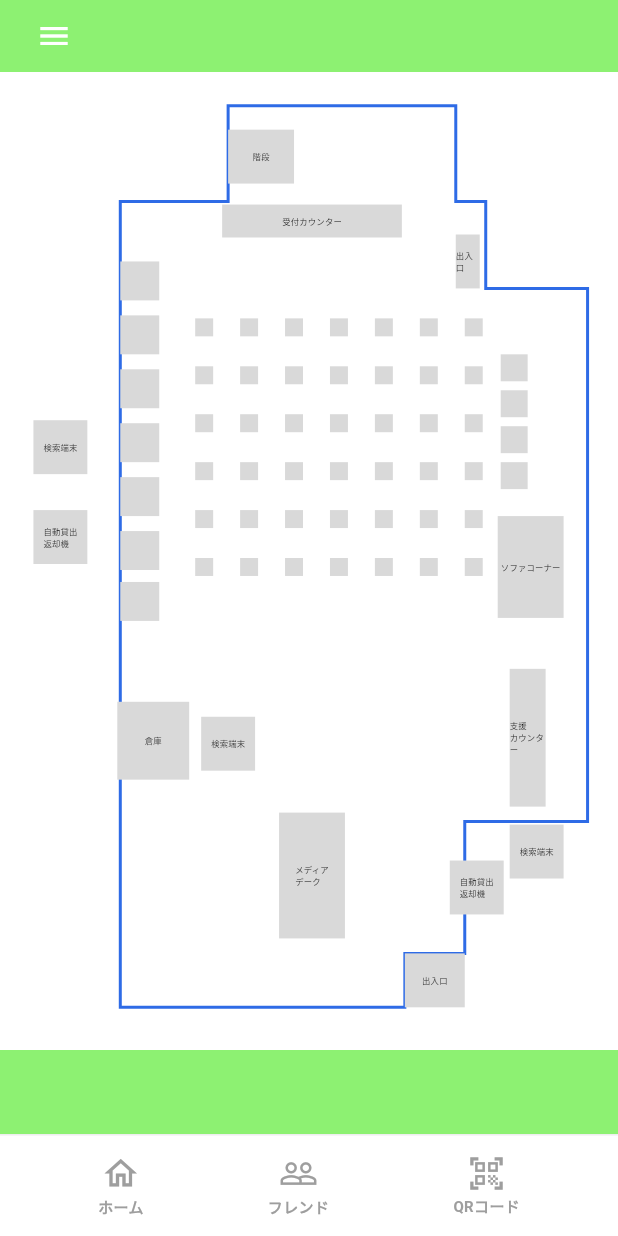
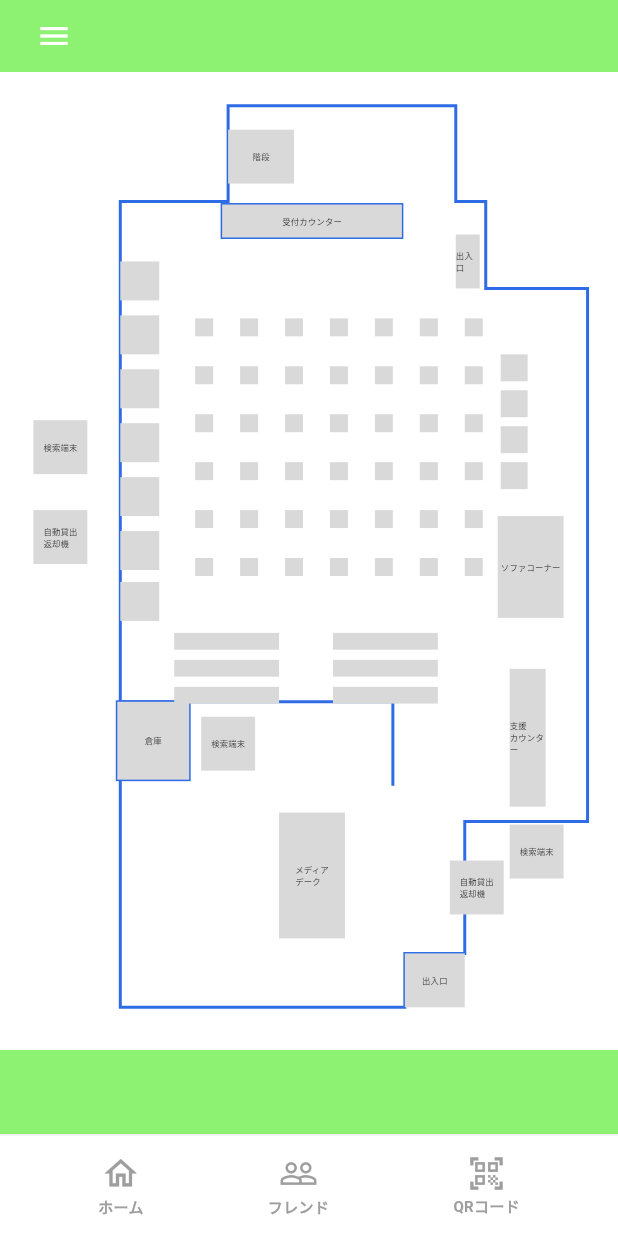
Before and after one commit to koch13555/bench-team, a Flutter app: the FloorMapPage screen opened directly with empty values, on a phone screen of 412 x 824 dp. Run offline on Flutter 3.47's test engine with Material 3 defaults, Android fonts, the phone set to English and light mode, and no system bars; our stand-ins replace firebase_auth, firebase_core, firebase_database, google_sign_in, qr_flutter, sign_in_with_apple; missing offline and left inert: google_sign_in_web, mobile_scanner; accounts and stored records are empty.

Commit message:
フロアマップに壁の外形線(青いライン)を追加2

```diff
--- a/app/lib/seat_widget.dart
+++ b/app/lib/seat_widget.dart
@@ -440,53 +440,87 @@ class AppColors {
 /// 座席そのものの情報（コンセント有無などのアメニティ・着席状態）のみを保持する。
 /// =========================================================
 
-/// フロアの外形線(壁)を頂点リストから描画するPainter。
+/// フロアの外形線(壁)や、部屋の内側の仕切り線を頂点リストから描画するPainter。
 /// フロアマップ画像の太い青線を再現するためのもの。
+/// [outlines] は複数の線のリスト。各要素は「閉じた多角形にするか」を
+/// closed で指定できる(部屋の枠は閉じる、途中で終わる仕切り線は閉じない)。
 class _FloorWallPainter extends CustomPainter {
-  final List<Offset> points;
-
-  _FloorWallPainter(this.points);
+  final List<_WallPath> outlines;
+
+  _FloorWallPainter(this.outlines);
 
   @override
   void paint(Canvas canvas, Size size) {
-    if (points.isEmpty) return;
     final paint = Paint()
       ..color = const Color(0xFF2E6BE6)
       ..style = PaintingStyle.stroke
       ..strokeWidth = 5
       ..strokeJoin = StrokeJoin.miter;
 
-    final path = Path()..moveTo(points.first.dx, points.first.dy);
-    for (final p in points.skip(1)) {
-      path.lineTo(p.dx, p.dy);
+    for (final wall in outlines) {
+      if (wall.points.isEmpty) continue;
+      final path = Path()..moveTo(wall.points.first.dx, wall.points.first.dy);
+      for (final p in wall.points.skip(1)) {
+        path.lineTo(p.dx, p.dy);
+      }
+      if (wall.closed) path.close();
+      canvas.drawPath(path, paint);
     }
-    path.close();
-    canvas.drawPath(path, paint);
   }
 
   @override
   bool shouldRepaint(covariant _FloorWallPainter oldDelegate) =>
-      oldDelegate.points != points;
+      oldDelegate.outlines != outlines;
+}
+
+/// 壁の1本分の線データ。[closed]がtrueなら始点と終点をつないで多角形として閉じる。
+class _WallPath {
+  final List<Offset> points;
+  final bool closed;
+  const _WallPath(this.points, {this.closed = true});
 }
 
 /// 6F「フロアマップ.png」の壁(外形線)の頂点座標。
-/// 画像を目視でトレースした概算値のため、細かい凹凸(倉庫の張り出しなど)は
-/// 簡略化している。実機で見て気になる箇所があれば座標を調整する。
-final List<Offset> floor6FWallOutline = [
-  const Offset(175, 175),
-  const Offset(355, 175),
-  const Offset(355, 15),
-  const Offset(735, 15),
-  const Offset(735, 175),
-  const Offset(785, 175),
-  const Offset(785, 320),
-  const Offset(955, 320),
-  const Offset(955, 1210),
-  const Offset(750, 1210),
-  const Offset(750, 1430),
-  const Offset(650, 1430),
-  const Offset(650, 1520),
-  const Offset(175, 1520),
+/// 画像を目視でトレースした概算値のため、細かい凹凸は簡略化している箇所がある。
+/// 実機で見て気になる箇所があれば座標を調整する。
+final List<_WallPath> floor6FWallOutlines = [
+  // --- 外周の壁 ---
+  const _WallPath([
+    Offset(175, 175),
+    Offset(355, 175),
+    Offset(355, 15),
+    Offset(735, 15),
+    Offset(735, 175),
+    Offset(785, 175),
+    Offset(785, 320),
+    Offset(955, 320),
+    Offset(955, 1210),
+    Offset(750, 1210),
+    Offset(750, 1430),
+    Offset(650, 1430),
+    Offset(650, 1520),
+    Offset(175, 1520),
+  ]),
+  // --- 受付カウンターの内側の枠線 ---
+  const _WallPath([
+    Offset(345, 180),
+    Offset(645, 180),
+    Offset(645, 235),
+    Offset(345, 235),
+  ]),
+  // --- 倉庫の部屋の枠線 ---
+  const _WallPath([
+    Offset(170, 1010),
+    Offset(290, 1010),
+    Offset(290, 1140),
+    Offset(170, 1140),
+  ]),
+  // --- グループ席ホールと倉庫・メディアデーク側を区切る仕切り線(閉じない) ---
+  _WallPath(const [
+    Offset(175, 1010),
+    Offset(630, 1010),
+    Offset(630, 1150),
+  ], closed: false),
 ];
 enum FloorItemType {
   seat, // タップして着席/退席できる座席
@@ -998,6 +1032,16 @@ List<SeatInfo> _buildInitial6FSeats() {
     ));
   }
 
+  // ★追加: グリッド下の個人学習テーブル（6席）。既存の座席は一切変更せず末尾に追加している。
+  for (int i = 1; i <= 6; i++) {
+    seats.add(SeatInfo(
+      name: '個人学習テーブル $i',
+      amenities: const ['学習席'],
+      capacity: 1,
+      isOccupied: (i * 3 + 2) % 7 == 0 || (i * 3 + 5) % 9 == 0,
+    ));
+  }
+
   return seats;
 }
 
@@ -1112,7 +1156,7 @@ class _FloorMapContentState extends State<_FloorMapContent> {
           seats: widget.seats,
           onSeatTap: widget.onSeatTap,
           mySeatIndex: widget.mySeatIndex,
-          wallOutline: floor6FWallOutline,
+          wallOutline: floor6FWallOutlines,
         ),
     };
   }
@@ -1348,6 +1392,15 @@ const List<FloorMapItem> floor6FItems = [
   FloorMapItem(x: 810, y: 550, width: 45, height: 45, type: FloorItemType.seat, seatIndex: 51),
   FloorMapItem(x: 810, y: 610, width: 45, height: 45, type: FloorItemType.seat, seatIndex: 52),
 
+  // --- ★追加: グリッド下の個人学習テーブル（6個） seatIndex 53-58 ---
+  // 既存の座席(0-52)は一切変更せず、末尾に追加している。
+  FloorMapItem(x: 265, y: 895, width: 175, height: 28, type: FloorItemType.seat, seatIndex: 53),
+  FloorMapItem(x: 265, y: 940, width: 175, height: 28, type: FloorItemType.seat, seatIndex: 54),
+  FloorMapItem(x: 265, y: 985, width: 175, height: 28, type: FloorItemType.seat, seatIndex: 55),
+  FloorMapItem(x: 530, y: 895, width: 175, height: 28, type: FloorItemType.seat, seatIndex: 56),
+  FloorMapItem(x: 530, y: 940, width: 175, height: 28, type: FloorItemType.seat, seatIndex: 57),
+  FloorMapItem(x: 530, y: 985, width: 175, height: 28, type: FloorItemType.seat, seatIndex: 58),
+
   // --- ここから下はタップ不可の設備・ラベル ---
   FloorMapItem(x: 355, y: 55, width: 110, height: 90, label: '階段', type: FloorItemType.label),
   FloorMapItem(x: 345, y: 180, width: 300, height: 55, label: '受付カウンター', type: FloorItemType.facility),
@@ -1432,7 +1485,7 @@ class _FloorMapCanvas extends StatelessWidget {
   final List<SeatInfo>? seats;
   final ValueChanged<FloorMapItem> onSeatTap;
   final int? mySeatIndex;
-  final List<Offset>? wallOutline; // フロア外形線(壁)の頂点座標。無ければ描画しない。
+  final List<_WallPath>? wallOutline; // フロア外形線(壁)+内側の仕切り線。無ければ描画しない。
 
   const _FloorMapCanvas({
     required this.canvasWidth,
```
